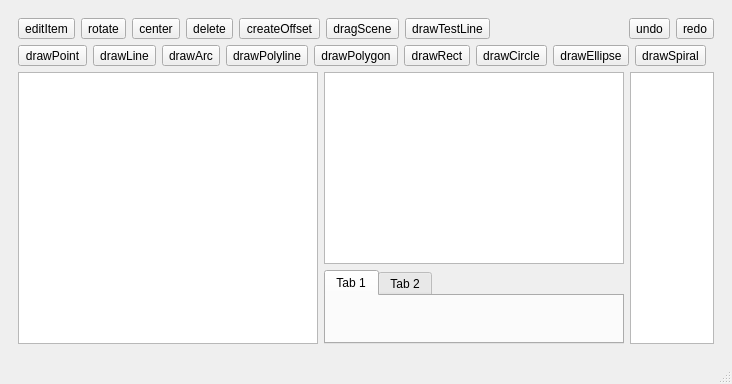
Old version of the form header/Ui/mainwindow.ui in the repository joey674/LaserCAD_QT.
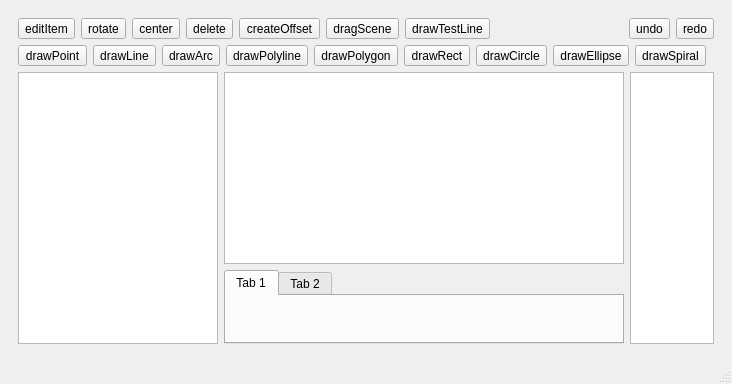
New version of the form. Custom widgets are drawn as their Qt base class.

The edit to the form file:
```diff
--- a/header/Ui/mainwindow.ui
+++ b/header/Ui/mainwindow.ui
@@ -174,13 +174,13 @@
          </property>
          <property name="minimumSize">
           <size>
-           <width>300</width>
+           <width>400</width>
            <height>0</height>
           </size>
          </property>
          <property name="maximumSize">
           <size>
-           <width>300</width>
+           <width>400</width>
            <height>16777215</height>
           </size>
          </property>
@@ -196,7 +196,7 @@
          </property>
          <property name="minimumSize">
           <size>
-           <width>300</width>
+           <width>400</width>
            <height>0</height>
           </size>
          </property>
@@ -228,10 +228,16 @@
          </property>
          <property name="minimumSize">
           <size>
-           <width>300</width>
+           <width>200</width>
            <height>0</height>
           </size>
          </property>
+         <property name="maximumSize">
+          <size>
+           <width>200</width>
+           <height>16777215</height>
+          </size>
+         </property>
         </widget>
        </item>
        <item row="4" column="3" rowspan="2" colspan="15">
```
